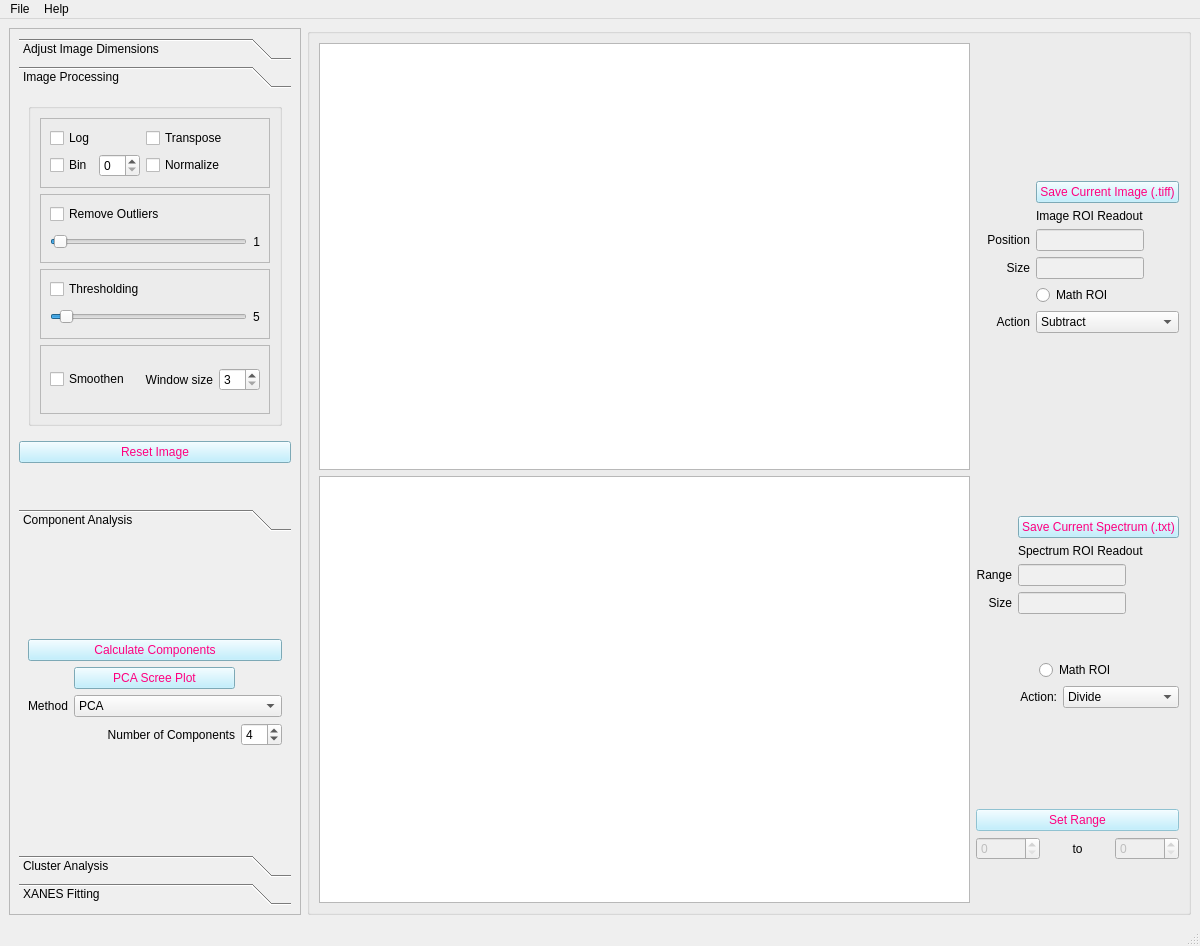
The window that mainwindow_admin.ui (pattammattel/MIDAS_Admin) describes before a commit, drawn with Qt 5.
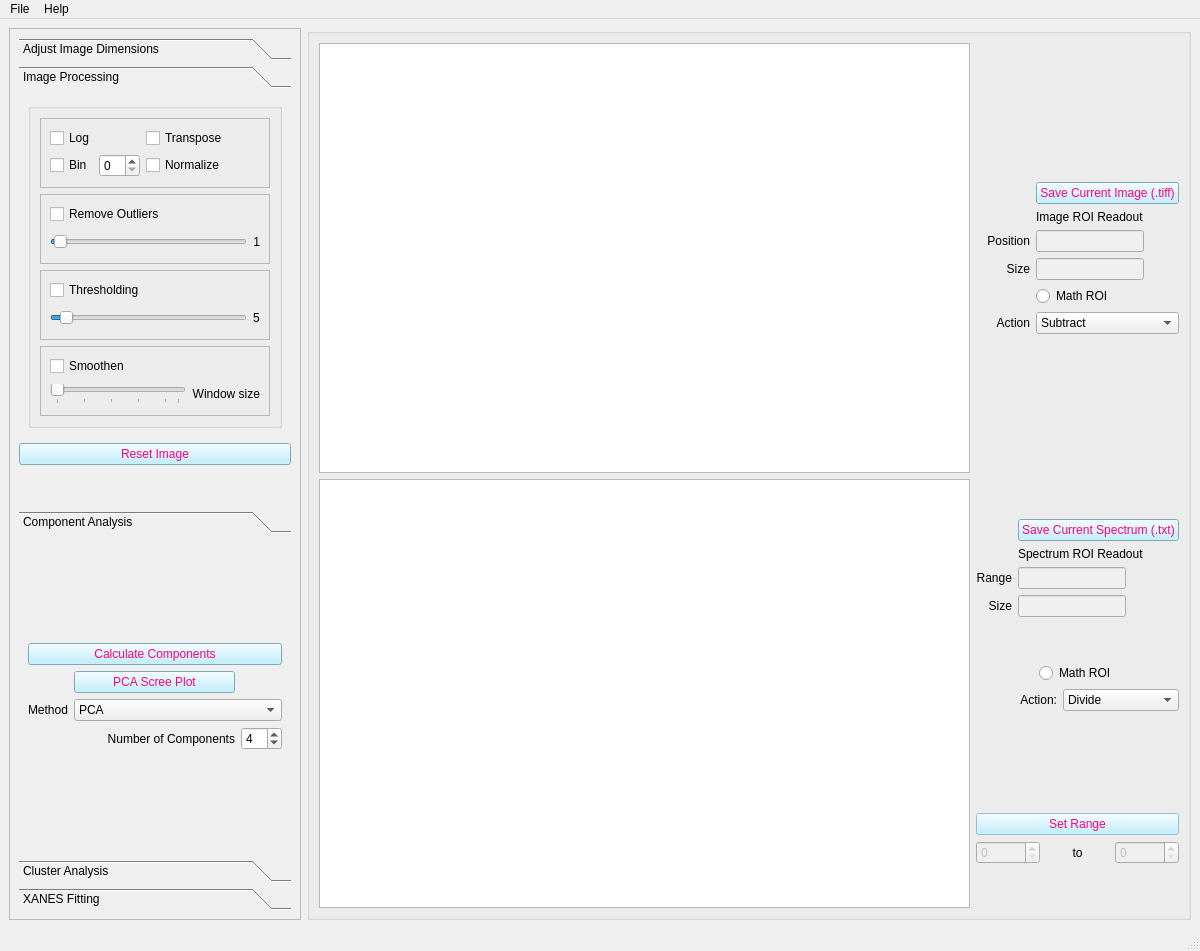
The same window after the commit. The open tabs and pages were chosen to show the change. Custom widgets are drawn as their Qt base class.

The edit to the form file:
```diff
--- a/mainwindow_admin.ui
+++ b/mainwindow_admin.ui
@@ -8,7 +8,7 @@
     <x>0</x>
     <y>0</y>
     <width>1200</width>
-    <height>946</height>
+    <height>951</height>
    </rect>
   </property>
   <property name="sizePolicy">
@@ -492,7 +492,7 @@
          <x>0</x>
          <y>0</y>
          <width>352</width>
-         <height>869</height>
+         <height>884</height>
         </rect>
        </property>
        <layout class="QGridLayout" name="gridLayout_9">
@@ -739,9 +739,9 @@
            <property name="geometry">
             <rect>
              <x>0</x>
-             <y>0</y>
-             <width>330</width>
-             <height>379</height>
+             <y>-2</y>
+             <width>309</width>
+             <height>381</height>
             </rect>
            </property>
            <attribute name="label">
@@ -764,44 +764,53 @@
                  </property>
                  <layout class="QGridLayout" name="gridLayout_27">
                   <item row="0" column="0">
+                   <widget class="QCheckBox" name="cb_smooth">
+                    <property name="toolTip">
+                     <string>uses savgol_filter to smooth data</string>
+                    </property>
+                    <property name="text">
+                     <string>Smoothen</string>
+                    </property>
+                   </widget>
+                  </item>
+                  <item row="1" column="0">
                    <layout class="QHBoxLayout" name="horizontalLayout_4">
                     <item>
-                     <widget class="QCheckBox" name="cb_smooth">
-                      <property name="text">
-                       <string>Smoothen</string>
-                      </property>
-                     </widget>
-                    </item>
-                    <item>
-                     <widget class="QLabel" name="label_23">
-                      <property name="text">
-                       <string>Window size</string>
-                      </property>
-                      <property name="alignment">
-                       <set>Qt::AlignRight|Qt::AlignTrailing|Qt::AlignVCenter</set>
-                      </property>
-                     </widget>
-                    </item>
-                    <item>
-                     <widget class="QSpinBox" name="sb_smooth_size">
-                      <property name="sizePolicy">
-                       <sizepolicy hsizetype="Fixed" vsizetype="Fixed">
-                        <horstretch>0</horstretch>
-                        <verstretch>0</verstretch>
-                       </sizepolicy>
-                      </property>
-                      <property name="inputMethodHints">
-                       <set>Qt::ImhDigitsOnly</set>
-                      </property>
+                     <widget class="QSlider" name="hs_smooth_size">
                       <property name="minimum">
                        <number>3</number>
                       </property>
+                      <property name="maximum">
+                       <number>12</number>
+                      </property>
                       <property name="singleStep">
                        <number>2</number>
                       </property>
+                      <property name="pageStep">
+                       <number>2</number>
+                      </property>
                       <property name="value">
                        <number>3</number>
                       </property>
+                      <property name="orientation">
+                       <enum>Qt::Horizontal</enum>
+                      </property>
+                      <property name="tickPosition">
+                       <enum>QSlider::TicksBelow</enum>
+                      </property>
+                      <property name="tickInterval">
+                       <number>2</number>
+                      </property>
+                     </widget>
+                    </item>
+                    <item>
+                     <widget class="QLabel" name="smooth_winow_size">
+                      <property name="text">
+                       <string>Window size</string>
+                      </property>
+                      <property name="alignment">
+                       <set>Qt::AlignRight|Qt::AlignTrailing|Qt::AlignVCenter</set>
+                      </property>
                      </widget>
                     </item>
                    </layout>
@@ -1034,8 +1043,8 @@
             <rect>
              <x>0</x>
              <y>0</y>
-             <width>296</width>
-             <height>185</height>
+             <width>330</width>
+             <height>218</height>
             </rect>
            </property>
            <attribute name="label">
```
Left out of the diff: 17 changed lines with no effect on the pictures.
